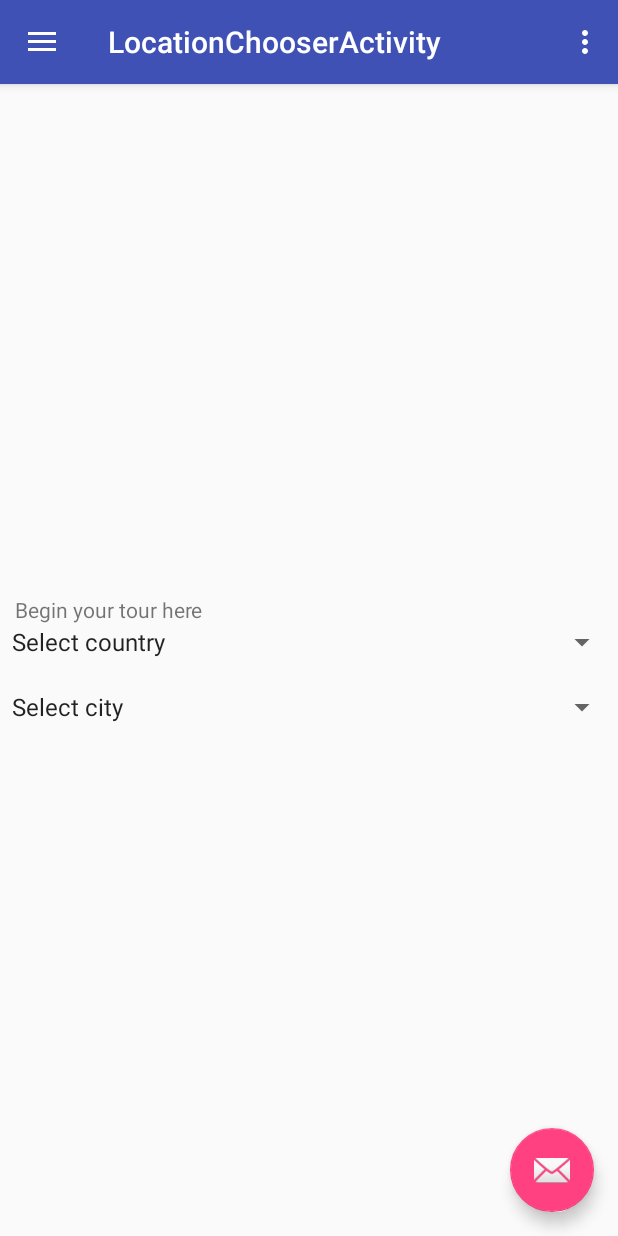
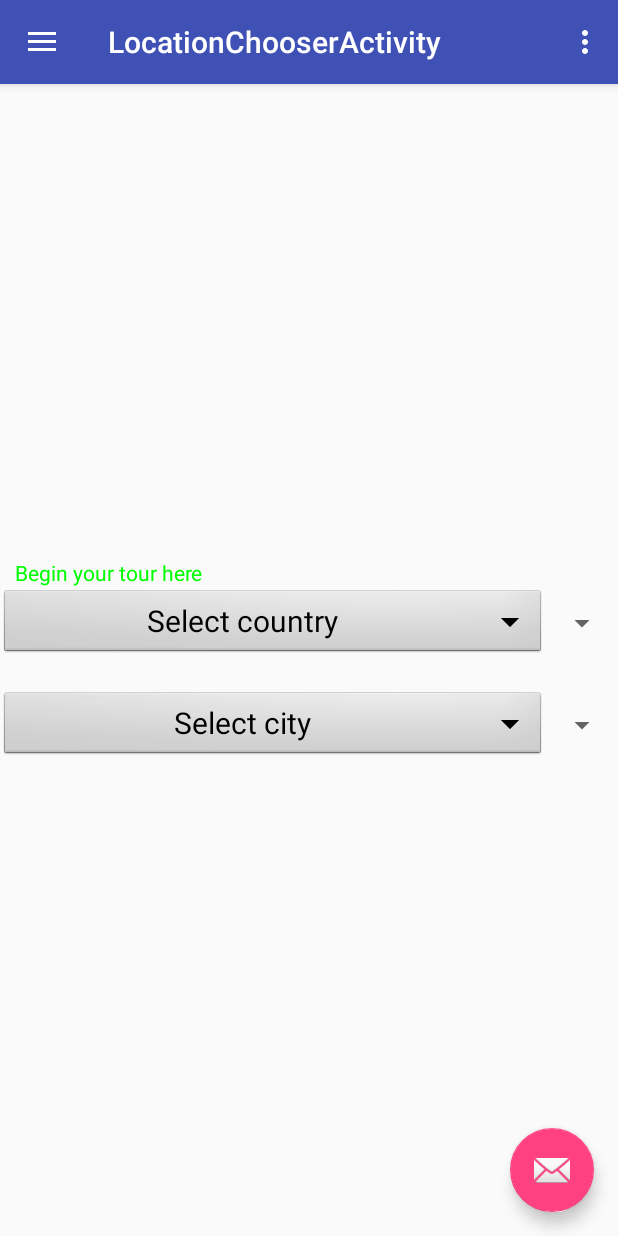
Before and after one commit to appcoreopc/miacucinaDroid, an Android app: the screen it shows after launch (LocationChooserActivity), on a phone screen of 412 x 824 dp. Run offline under Robolectric (Android 15) with nearby library versions, the phone set to English and light mode, and no system bars.

Commit message:
working on styling element(s) of the apps.

```diff
--- a/app/src/main/res/values/styles.xml
+++ b/app/src/main/res/values/styles.xml
@@ -8,13 +8,25 @@
         <item name="colorAccent">@color/colorAccent</item>
     </style>
 
+
     <style name="AppTheme.NoActionBar">
         <item name="windowActionBar">false</item>
         <item name="windowNoTitle">true</item>
+        <item name="android:textViewStyle">@style/Widget.TextView.Custom</item>
+        <item name="android:spinnerItemStyle">@style/Widget.Spinner.Custom</item>
     </style>
 
     <style name="AppTheme.AppBarOverlay" parent="ThemeOverlay.AppCompat.Dark.ActionBar" />
 
     <style name="AppTheme.PopupOverlay" parent="ThemeOverlay.AppCompat.Light" />
 
+    <style name="Widget.TextView.Custom" parent="android:Widget.TextView">
+        <item name="android:textColor">#00FF00</item>
+    </style>
+
+    <style name="Widget.Spinner.Custom" parent="android:Widget.Spinner">
+        <item name="android:textColor">#000</item>
+        <item name="android:textSize">20sp</item>
+    </style>
+
 </resources>
```
Also changed, not shown: app/src/main/AndroidManifest.xml (line endings or trailing spaces).
